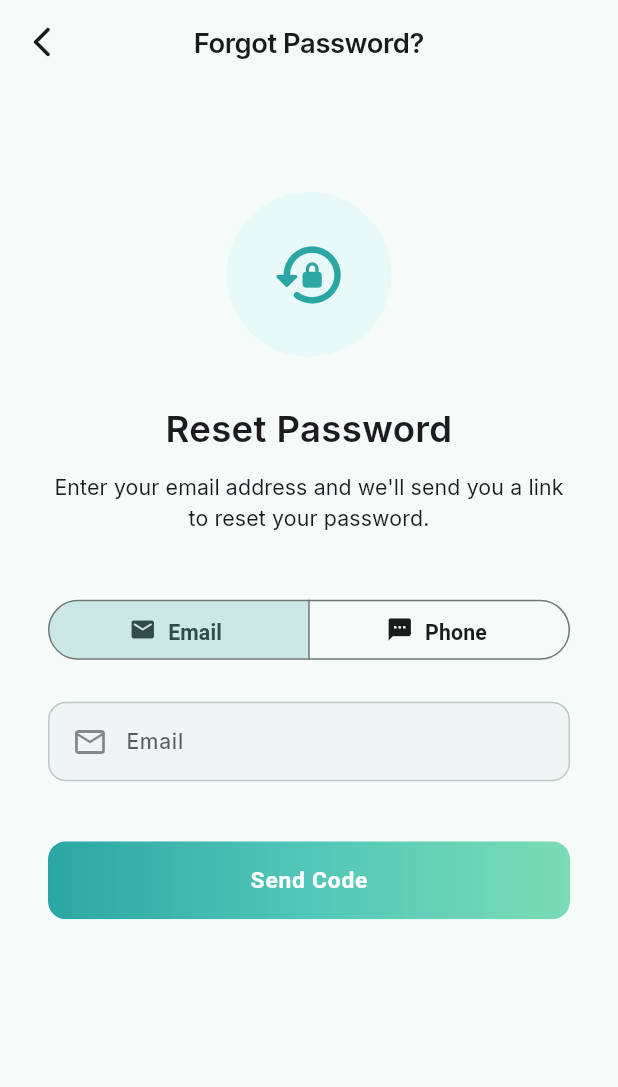
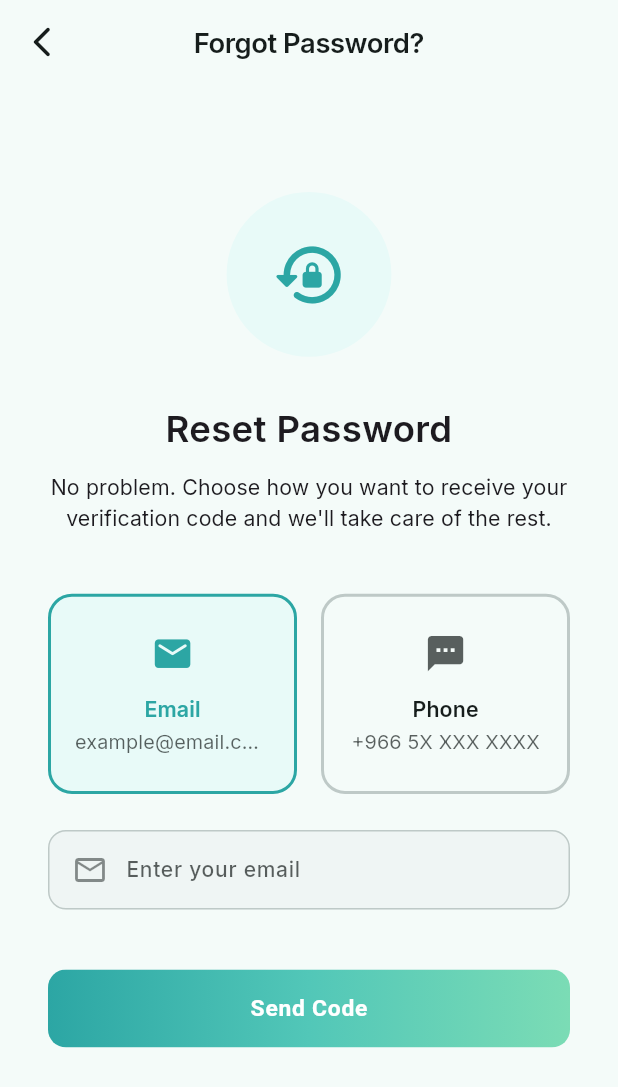
Before and after one commit to Younisonly/baby-Sitter-app, a Flutter app: the ForgotPasswordScreen screen opened by its route, on a phone screen of 412 x 824 dp. Shown: the top 1087 px of the screen. Run offline on Flutter 3.47's test engine with Material 3 defaults, Android fonts, the phone set to English and light mode, and no system bars; our stand-ins replace another_flushbar, audioplayers, cached_network_image, connectivity_plus, dio, file_picker and 26 more; missing offline and left inert: add_2_calendar, mobile_scanner, record; accounts and stored records are empty; generated files the repository leaves out were written again; network calls fail.

Commit message:
feat: nicer channel cards + KSA phone validation on forgot-password, show contact in verify sheet

```diff
--- a/untitled/lib/core/localization/app_localization.dart
+++ b/untitled/lib/core/localization/app_localization.dart
@@ -232,6 +232,8 @@ class AppLocalization {
   static const String email_or_phone = 'email_or_phone';
   static const String channel_email = 'channel_email';
   static const String channel_phone = 'channel_phone';
+  static const String enter_your_email = 'enter_your_email';
+  static const String enter_your_phone = 'enter_your_phone';
   static const String verification_method = 'verification_method';
   static const String code_sent_success = 'code_sent_success';
   static const String code_sent = 'code_sent';
@@ -1734,6 +1736,8 @@ class AppLocalization {
     email_or_phone: 'Email or Phone',
     channel_email: 'Email',
     channel_phone: 'Phone',
+    enter_your_email: 'Enter your email',
+    enter_your_phone: 'Enter your phone number',
     verification_method: 'Send verification code via',
     send_code: 'Send Code',
     new_password: 'Create New Password',
@@ -2081,7 +2085,7 @@ class AppLocalization {
     faq_title: 'FAQ',
     faq_empty: 'No FAQs yet',
     faq_empty_subtitle: 'Check back later for frequently asked questions.',
-    reset_password_instruction: 'Enter your email address and we\'ll send you a link to reset your password.',
+    reset_password_instruction: 'No problem. Choose how you want to receive your verification code and we\'ll take care of the rest.',
     skip: 'Skip',
     limited_offer: 'Limited Offer',
     off: 'OFF',
@@ -3170,6 +3174,8 @@ class AppLocalization {
     email_or_phone: 'البريد الإلكتروني أو الهاتف',
     channel_email: 'البريد الإلكتروني',
     channel_phone: 'الهاتف',
+    enter_your_email: 'أدخل بريدك الإلكتروني',
+    enter_your_phone: 'أدخل رقم هاتفك',
     verification_method: 'أرسل رمز التحقق عبر',
 
     code_sent_success: 'تم إرسال رمز التحقق',
@@ -3515,7 +3521,7 @@ class AppLocalization {
     faq_title: 'الأسئلة الشائعة',
     faq_empty: 'لا توجد أسئلة شائعة بعد',
     faq_empty_subtitle: 'تحقق لاحقاً للحصول على الأسئلة المتكررة.',
-    reset_password_instruction: 'أدخل بريدك الإلكتروني وسنرسل لك رابطاً لإعادة تعيين كلمة المرور.',
+    reset_password_instruction: 'لا مشكلة. اختر الطريقة التي تريد استلام رمز التحقق بها وسنتكفل بالباقي.',
     skip: 'تخطي',
     limited_offer: 'عرض محدود',
     off: 'خصم',
--- a/untitled/lib/features/auth/presentation/forgot_password/forgot_password_screen.dart
+++ b/untitled/lib/features/auth/presentation/forgot_password/forgot_password_screen.dart
@@ -121,43 +121,47 @@ class _ForgotPasswordScreenState extends ConsumerState<ForgotPasswordScreen> {
                   textAlign: TextAlign.center,
                 ),
                 SizedBox(height: AppSpacing.xxl),
-                SegmentedButton<bool>(
-                  segments: [
-                    ButtonSegment(
-                      value: true,
-                      icon: const Icon(Icons.email_rounded, size: 18),
-                      label: Text(
-                        strings[AppLocalization.channel_email] ?? 'Email',
+                Row(
+                  children: [
+                    Expanded(
+                      child: _ChannelCard(
+                        selected: _channelIsEmail,
+                        icon: Icons.email_rounded,
+                        label: strings[AppLocalization.channel_email] ??
+                            'Email',
+                        subtitle: 'example@email.com',
+                        onTap: () => setState(() {
+                          _channelIsEmail = true;
+                          _formKey.currentState?.reset();
+                        }),
                       ),
                     ),
-                    ButtonSegment(
-                      value: false,
-                      icon: const Icon(Icons.sms_rounded, size: 18),
-                      label: Text(
-                        strings[AppLocalization.channel_phone] ?? 'Phone',
+                    SizedBox(width: AppSpacing.md),
+                    Expanded(
+                      child: _ChannelCard(
+                        selected: !_channelIsEmail,
+                        icon: Icons.sms_rounded,
+                        label: strings[AppLocalization.channel_phone] ??
+                            'Phone',
+                        subtitle: '+966 5X XXX XXXX',
+                        onTap: () => setState(() {
+                          _channelIsEmail = false;
+                          _formKey.currentState?.reset();
+                        }),
                       ),
                     ),
                   ],
-                  selected: {_channelIsEmail},
-                  onSelectionChanged: (selection) {
-                    setState(() => _channelIsEmail = selection.first);
-                    _formKey.currentState?.reset();
-                  },
-                  showSelectedIcon: false,
-                  style: ButtonStyle(
-                    minimumSize: const WidgetStatePropertyAll(Size(48, 48)),
-                    textStyle: WidgetStatePropertyAll(
-                      AppTextStyles.bodyMedium(weight: FontWeight.w600),
-                    ),
-                  ),
                 ),
                 SizedBox(height: AppSpacing.lg),
                 if (_channelIsEmail)
                   AppTextField(
-                    label: strings[AppLocalization.email],
+                    label:
+                        strings[AppLocalization.enter_your_email] ??
+                            'Enter your email',
                     hint: 'example@email.com',
                     controller: _emailController,
                     keyboardType: TextInputType.emailAddress,
+                    textInputAction: TextInputAction.done,
                     prefixIcon: const Icon(Icons.email_outlined),
                     validator: (value) {
                       if (value == null || value.isEmpty) {
@@ -171,14 +175,21 @@ class _ForgotPasswordScreenState extends ConsumerState<ForgotPasswordScreen> {
                   )
                 else
                   AppTextField(
-                    label: strings[AppLocalization.phone_number],
-                    hint: '+967 7XXXXXXXX',
+                    label:
+                        strings[AppLocalization.enter_your_phone] ??
+                            'Enter your phone number',
+                    hint: '+966 5X XXX XXXX',
                     controller: _phoneController,
                     keyboardType: TextInputType.phone,
+                    textInputAction: TextInputAction.done,
                     prefixIcon: const Icon(Icons.phone_outlined),
                     validator: (value) {
                       if (value == null || value.isEmpty) {
                         return strings[AppLocalization.phone_required];
+                      }
+                      final digits = value.replaceAll(RegExp(r'\D'), '');
+                      if (!RegExp(r'^(9665\d{8}|05\d{8})$').hasMatch(digits)) {
+                        return strings[AppLocalization.phone_invalid_ksa];
                       }
                       return null;
                     },
@@ -197,3 +208,77 @@ class _ForgotPasswordScreenState extends ConsumerState<ForgotPasswordScreen> {
     );
   }
 }
+
+class _ChannelCard extends StatelessWidget {
+  const _ChannelCard({
+    required this.selected,
+    required this.icon,
+    required this.label,
+    required this.subtitle,
+    required this.onTap,
+  });
+
+  final bool selected;
+  final IconData icon;
+  final String label;
+  final String subtitle;
+  final VoidCallback onTap;
+
+  @override
+  Widget build(BuildContext context) {
+    return Material(
+      color: selected
+          ? AppColors.primaryUltraLight
+          : context.surfaceColor,
+      borderRadius: BorderRadius.circular(AppRadius.lg),
+      child: InkWell(
+        onTap: onTap,
+        borderRadius: BorderRadius.circular(AppRadius.lg),
+        child: AnimatedContainer(
+          duration: const Duration(milliseconds: 200),
+          padding: const EdgeInsets.symmetric(
+            horizontal: AppSpacing.md,
+            vertical: AppSpacing.lg,
+          ),
+          decoration: BoxDecoration(
+            borderRadius: BorderRadius.circular(AppRadius.lg),
+            border: Border.all(
+              width: 2,
+              color: selected
+                  ? AppColors.primary
+                  : context.borderColor,
+            ),
+          ),
+          child: Column(
+            children: [
+              Icon(
+                icon,
+                size: 28.sp,
+                color: selected ? AppColors.primary : context.textSecondaryColor,
+              ),
+              SizedBox(height: AppSpacing.sm),
+              Text(
+                label,
+                style: AppTextStyles.bodyMedium(
+                  weight: FontWeight.w600,
+                  color: selected
+                      ? AppColors.primary
+                      : context.textPrimaryColor,
+                ),
+              ),
+              SizedBox(height: 2.h),
+              Text(
+                subtitle,
+                style: AppTextStyles.bodySmall(
+                  color: context.textSecondaryColor,
+                ),
+                maxLines: 1,
+                overflow: TextOverflow.ellipsis,
+              ),
+            ],
+          ),
+        ),
+      ),
+    );
+  }
+}
--- a/untitled/lib/features/auth/presentation/login/login_screen.dart
+++ b/untitled/lib/features/auth/presentation/login/login_screen.dart
@@ -152,6 +152,16 @@ class _LoginScreenState extends ConsumerState<LoginScreen> {
                     prefixIcon: const Icon(Icons.email_rounded, size: 20),
                     onPressed: () => sendAndGo('email', authState.otpEmail),
                   ),
+                  if (authState.otpEmail?.isNotEmpty == true) ...[
+                    SizedBox(height: 6),
+                    Text(
+                      authState.otpEmail!,
+                      style: AppTextStyles.bodySmall(
+                        color: context.textSecondaryColor,
+                      ),
+                      textAlign: TextAlign.center,
+                    ),
+                  ],
                   const SizedBox(height: AppSpacing.sm),
                   AppButton(
                     text: strings[AppLocalization.send_code_to_phone] ??
@@ -160,6 +170,16 @@ class _LoginScreenState extends ConsumerState<LoginScreen> {
                     variant: AppButtonVariant.outlined,
                     onPressed: () => sendAndGo('phone', authState.otpPhone),
                   ),
+                  if (authState.otpPhone?.isNotEmpty == true) ...[
+                    SizedBox(height: 6),
+                    Text(
+                      authState.otpPhone!,
+                      style: AppTextStyles.bodySmall(
+                        color: context.textSecondaryColor,
+                      ),
+                      textAlign: TextAlign.center,
+                    ),
+                  ],
                   const SizedBox(height: AppSpacing.sm),
                   TextButton(
                     onPressed: () => Navigator.pop(sheetContext),
```
